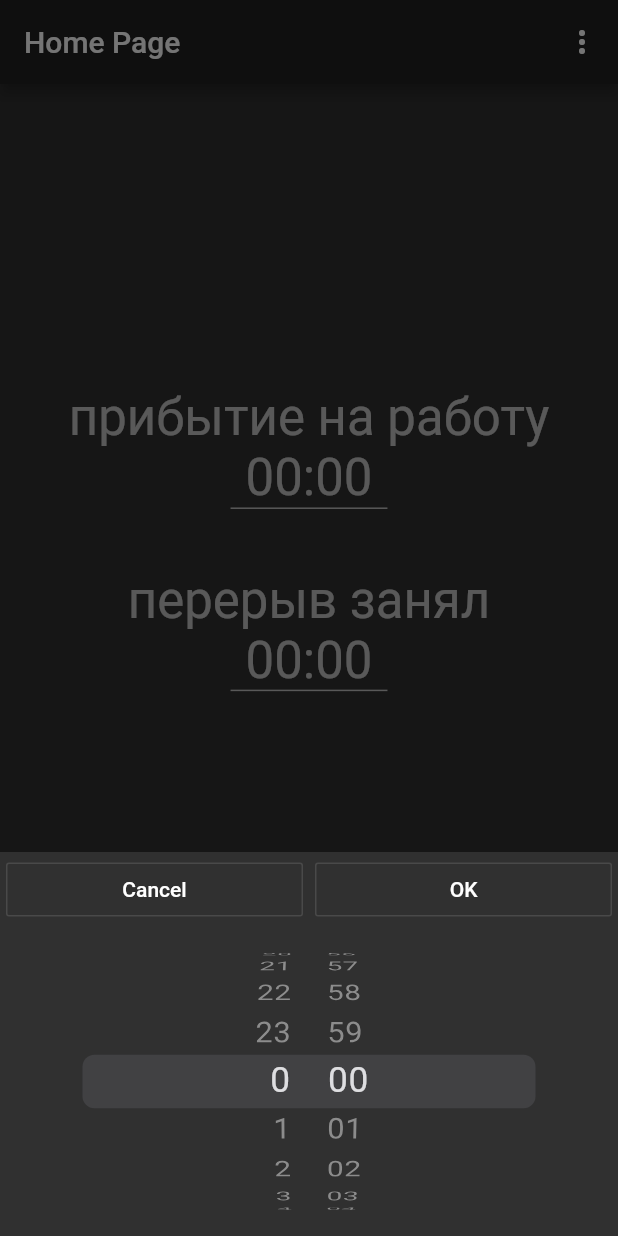
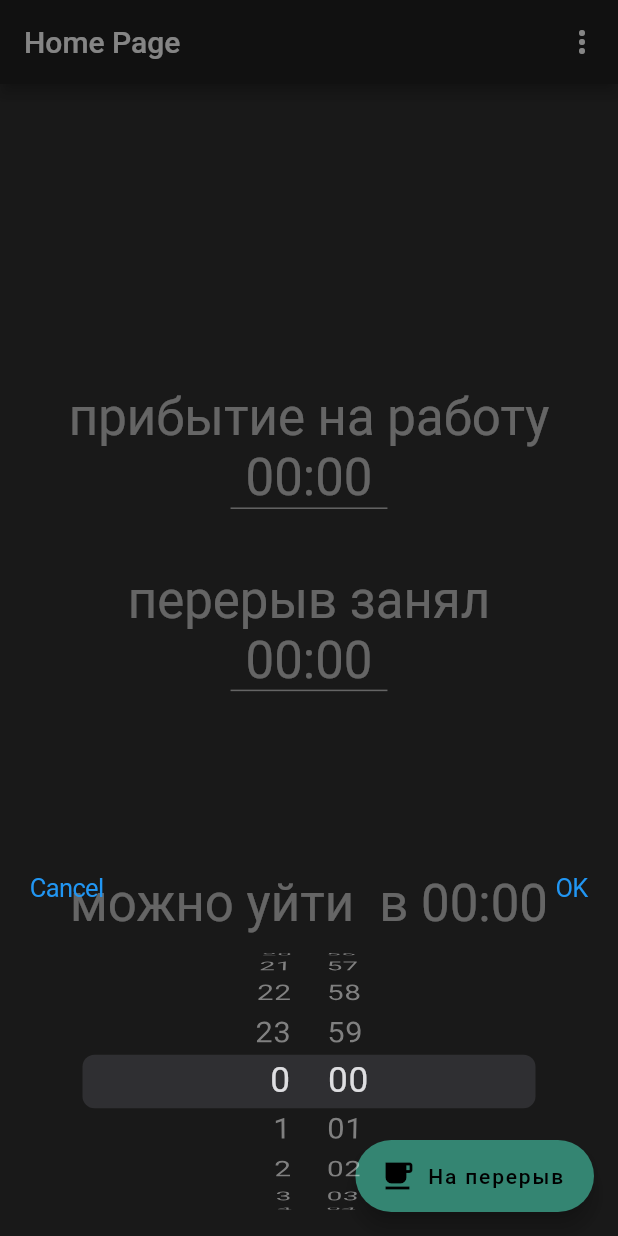
Before and after one commit to Mapkn3/when_home, a Flutter app: the screen it shows after launch, after a tap on "00:00", on a phone screen of 412 x 824 dp. Run offline on Flutter 3.47's test engine with Material 2 defaults, Android fonts, the phone set to English and light mode, and no system bars; our stand-ins replace get_it, shared_preferences, tuple.

Commit message:
Some minor improvement.

```diff
--- a/lib/main.dart
+++ b/lib/main.dart
@@ -2,12 +2,19 @@ import 'dart:convert';
 
 import 'package:flutter/cupertino.dart';
 import 'package:flutter/material.dart';
+import 'package:get_it/get_it.dart';
 import 'package:shared_preferences/shared_preferences.dart';
 import 'package:when_home/model.dart';
 
 import 'util.dart';
 
-void main() => runApp(MyApp());
+void main() async {
+  WidgetsFlutterBinding.ensureInitialized();
+  GetIt.I.registerSingleton<SharedPreferences>(
+      await SharedPreferences.getInstance());
+
+  runApp(MyApp());
+}
 
 class MyApp extends StatelessWidget {
   @override
@@ -35,15 +42,11 @@ class MyHomePage extends StatefulWidget {
 class _MyHomePageState extends State<MyHomePage> {
   Timesheet timesheet;
   bool isWork = true;
+  SharedPreferences prefs = GetIt.I.get<SharedPreferences>();
 
-  Future<SharedPreferences> getPrefs() {
-    return SharedPreferences.getInstance();
-  }
-
-  Future<Timesheet> loadTimesheet() {
-    return getPrefs().then((prefs) {
+  void loadTimesheet() {
     DateTime date = DateTime.now();
-      DateTime defaultArrivalTime = DateTime(date.year, date.month, date.day, 0, 0);
+    DateTime defaultArrivalTime = DateTime(date.year, date.month, date.day);
     String timesheetJson = prefs.getString('timesheet') ??
         '''{
         "workDuration": ${Duration(hours: 8).inMilliseconds},
@@ -52,63 +55,23 @@ class _MyHomePageState extends State<MyHomePage> {
       }''';
     Map timesheetMap = jsonDecode(timesheetJson);
     timesheet = Timesheet.fromJson(timesheetMap);
-      return Future.value(timesheet);
-    });
   }
 
   void saveTimesheet() {
-    getPrefs().then((prefs) {
     prefs.setString('timesheet', jsonEncode(timesheet));
-    });
   }
-
-  // Future<bool> checkIsLunchStartToday() async {
-  //   DateTime startLunchTime =
-  //       DateTime.tryParse(prefs.getString('startLunchTime'));
-  //   DateTime now = DateTime.now();
-  //   return now.year == startLunchTime.year &&
-  //       now.month == startLunchTime.month &&
-  //       now.day == startLunchTime.day;
-  // }
-
-  // void updateLunchTimeIfPossible() async {
-  //   DateTime startLunchTime =
-  //       DateTime.tryParse(prefs.getString('startLunchTime'));
-  //   DateTime endLunchTime = DateTime.tryParse(prefs.getString('endLunchTime'));
-  //   if (startLunchTime != null &&
-  //       endLunchTime != null &&
-  //       startLunchTime.isBefore(endLunchTime)) {
-  //     Duration lunchTime = endLunchTime.difference(startLunchTime);
-  //     if (lunchTime.inDays == 0) {
-  //       int lunchHour = lunchTime.inHours;
-  //       int lunchMinute = lunchTime.inMinutes % 60;
-  //       setState(() {
-  //         _lunch = TimeOfDay(hour: lunchHour, minute: lunchMinute);
-  //       });
-  //     }
-  //   }
-  // }
 
   @override
   Widget build(BuildContext context) {
     TextStyle mainTextStyle = Theme.of(context).textTheme.display1;
     TextStyle buttonTextStyle =
         Theme.of(context).textTheme.button.copyWith(fontSize: 16);
-    String timesheetJson = '''
-    {
-      "workDuration": ${Duration(hours: 8).inMilliseconds},
-      "arrivalTime": "${DateTime(1970).toString()}",
-      "lunchTimes": []
-    }''';
-    Map timesheetMap = jsonDecode(timesheetJson);
-    timesheet = Timesheet.fromJson(timesheetMap);
-    DateTime departureDateTime = timesheet.arrivalTime.add(timesheet.getTotalLunchTime());
-    int dayOverflow = departureDateTime.difference(timesheet.arrivalTime).inDays;
-    loadTimesheet().then((x) {
-      setState(() {
-        timesheet = x;
-      });
-    });
+    loadTimesheet();
+
+    DateTime departureDateTime =
+        timesheet.arrivalTime.add(timesheet.getTotalLunchTime());
+    int dayOverflow =
+        departureDateTime.difference(timesheet.arrivalTime).inDays;
 
     return Scaffold(
       appBar: AppBar(
@@ -238,19 +201,21 @@ class _MyHomePageState extends State<MyHomePage> {
                                             child: Text('На перерыв',
                                                 textAlign: TextAlign.center,
                                                 style: buttonTextStyle),
-                                            onPressed: () {
+                                            onPressed: () =>
+                                                setState(() {
                                                   timesheet.startLunch();
                                                   saveTimesheet();
-                                            })),
+                                                }))),
                                     Expanded(
                                         child: RaisedButton(
                                             child: Text('К работе',
                                                 textAlign: TextAlign.center,
                                                 style: buttonTextStyle),
-                                            onPressed: () {
+                                            onPressed: () =>
+                                                setState(() {
                                                   timesheet.endLunch();
                                                   saveTimesheet();
-                                            })),
+                                                }))),
                                   ],
                                 ),
                                 Text(
--- a/lib/model.dart
+++ b/lib/model.dart
@@ -12,8 +12,9 @@ class Timesheet {
 
   Duration getTotalLunchTime() {
     Duration lunchTime = Duration.zero;
-    lunchTimes.map((pair) => pair.item2.difference(pair.item1))
-        .forEach((time) => lunchTime + time);
+    lunchTimes
+        .map((pair) => pair.item2.difference(pair.item1))
+        .forEach((time) => lunchTime += time);
     return lunchTime;
   }
 
@@ -28,24 +29,29 @@ class Timesheet {
   }
 
   void endLunch() {
-    DateTime now = DateTime.now();
-    lunchTimes.add(Tuple2(now, lastLunchStartTime));
-    lastLunchStartTime = null;
+    if (lastLunchStartTime != null) {
+      DateTime now = DateTime.now();
+      lunchTimes.add(Tuple2(lastLunchStartTime, now));
+      lastLunchStartTime = null;
+    }
   }
 
   factory Timesheet.fromJson(Map<String, dynamic> json) {
     List<Tuple2<DateTime, DateTime>> lunches = [];
-    json['lunchTimes'].forEach((str) {
-      List<DateTime> times = str.split('`~`').map((s) => DateTime.tryParse(s)).toList();
+    new List<String>.from(json['lunchTimes']).forEach((str) {
+      List<DateTime> times = str.split('~')
+          .map((s) => DateTime.tryParse(s))
+          .toList(growable: false);
       lunches.add(new Tuple2<DateTime, DateTime>(times[0], times[1]));
     });
     Timesheet timesheet = Timesheet(
-      workDuration: Duration(milliseconds: json['workDuration']),
-      arrivalTime: DateTime.tryParse(json['arrivalTime']),
-      lunchTimes: lunches
+        workDuration: Duration(milliseconds: json['workDuration']),
+        arrivalTime: DateTime.tryParse(json['arrivalTime']),
+        lunchTimes: lunches
     );
     if (json['lastLunchStartTime'] != null) {
-      timesheet.lastLunchStartTime = DateTime.tryParse(json['lastLunchStartTime']);
+      timesheet.lastLunchStartTime =
+          DateTime.tryParse(json['lastLunchStartTime']);
     }
     return timesheet;
   }
--- a/lib/util.dart
+++ b/lib/util.dart
@@ -20,7 +20,7 @@ String formatDuration(Duration duration) {
 Future<TimeOfDay> getTimeFromModalBottomSheet(BuildContext context,
     {TimeOfDay initTime}) async {
   TimeOfDay time = initTime ?? TimeOfDay.now();
-  String result = await showModalBottomSheet<String>(
+  String result = await showCupertinoModalPopup(
       context: context,
       builder: (BuildContext builder) {
         return Column(
@@ -28,24 +28,14 @@ Future<TimeOfDay> getTimeFromModalBottomSheet(BuildContext context,
           children: <Widget>[
             Row(
               children: <Widget>[
-                Expanded(
-                    child: Padding(
-                        padding: EdgeInsets.symmetric(
-                            vertical: 1.0, horizontal: 4.0),
-                        child: OutlineButton(
-                            child: Text('Cancel'),
-                            onPressed: () {
-                              Navigator.pop(context, '_getTime_cancel');
-                            }))),
-                Expanded(
-                    child: Padding(
-                        padding: EdgeInsets.symmetric(
-                            vertical: 1.0, horizontal: 4.0),
-                        child: OutlineButton(
-                            child: Text('OK'),
-                            onPressed: () {
-                              Navigator.pop(context, '_getTime_ok');
-                            })))
+                CupertinoButton(
+                    child: Text('Cancel'),
+                    onPressed: () => Navigator.pop(context, '_getTime_cancel')),
+                Spacer(),
+                CupertinoButton(
+                  child: Text('OK'),
+                  onPressed: () => Navigator.pop(context, '_getTime_ok'),
+                ),
               ],
             ),
             Container(
--- a/pubspec.yaml
+++ b/pubspec.yaml
@@ -20,6 +20,7 @@ dependencies:
   flutter:
     sdk: flutter
   shared_preferences: ^0.5.6
+  get_it: ^3.1.0
   tuple: ^1.0.3
 
   # The following adds the Cupertino Icons font to your application.
```
Also changed, not shown: pubspec.lock. Lines whose indentation alone changed are shown as unchanged.
